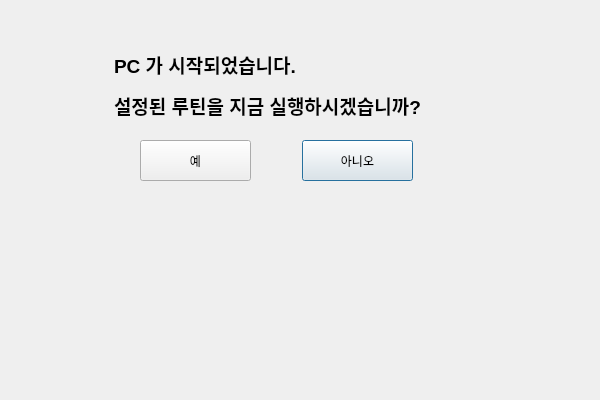
First picture: the form in Qt_Widgets_App_RoutineAutomator/Qt_Widgets_App_RoutineAutomator/Qt_WC_RoutineReady.ui, repository dndjd321/RoutineAutomator, before the edit.
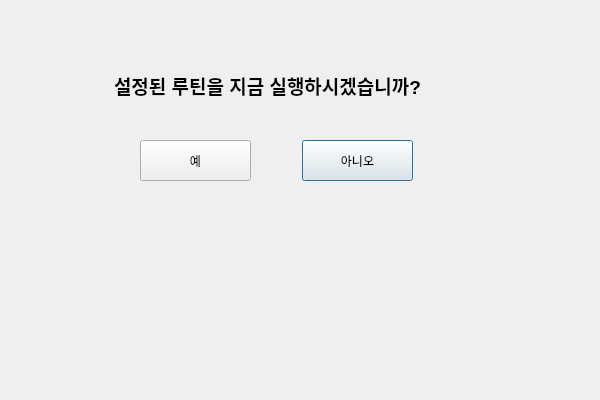
Second picture: the form after the edit.

The edit to the form file:
```diff
--- a/Qt_Widgets_App_RoutineAutomator/Qt_Widgets_App_RoutineAutomator/Qt_WC_RoutineReady.ui
+++ b/Qt_Widgets_App_RoutineAutomator/Qt_Widgets_App_RoutineAutomator/Qt_WC_RoutineReady.ui
@@ -36,7 +36,7 @@
     </rect>
    </property>
    <property name="text">
-    <string>&lt;html&gt;&lt;head/&gt;&lt;body&gt;&lt;p&gt;&lt;span style=&quot; font-size:14pt; font-weight:700;&quot;&gt;PC 가 시작되었습니다.&lt;/span&gt;&lt;/p&gt;&lt;p&gt;&lt;span style=&quot; font-size:14pt; font-weight:700;&quot;&gt;설정된 루틴을 지금 실행하시겠습니까?&lt;/span&gt;&lt;/p&gt;&lt;/body&gt;&lt;/html&gt;</string>
+    <string>&lt;html&gt;&lt;head/&gt;&lt;body&gt;&lt;p&gt;&lt;span style=&quot; font-size:14pt; font-weight:700;&quot;&gt;설정된 루틴을 지금 실행하시겠습니까?&lt;/span&gt;&lt;/p&gt;&lt;/body&gt;&lt;/html&gt;</string>
    </property>
   </widget>
   <widget class="QPushButton" name="pbtn_RoutineReadyY">
```
